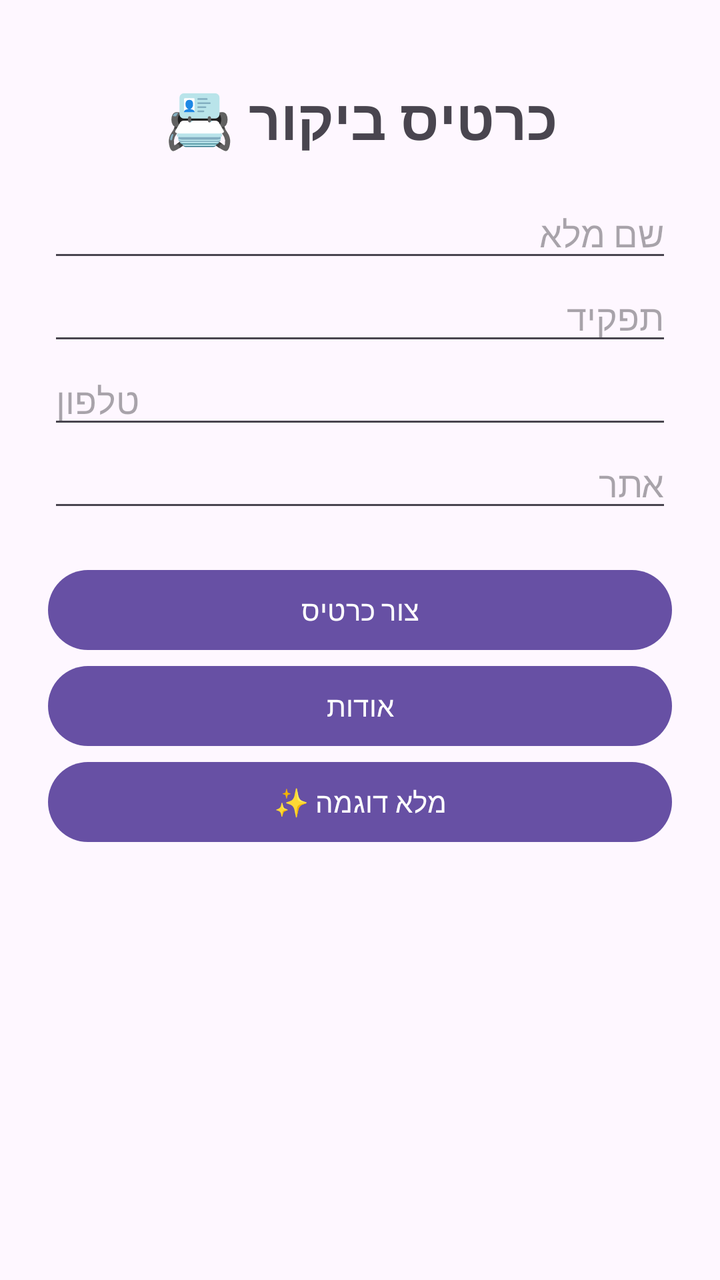
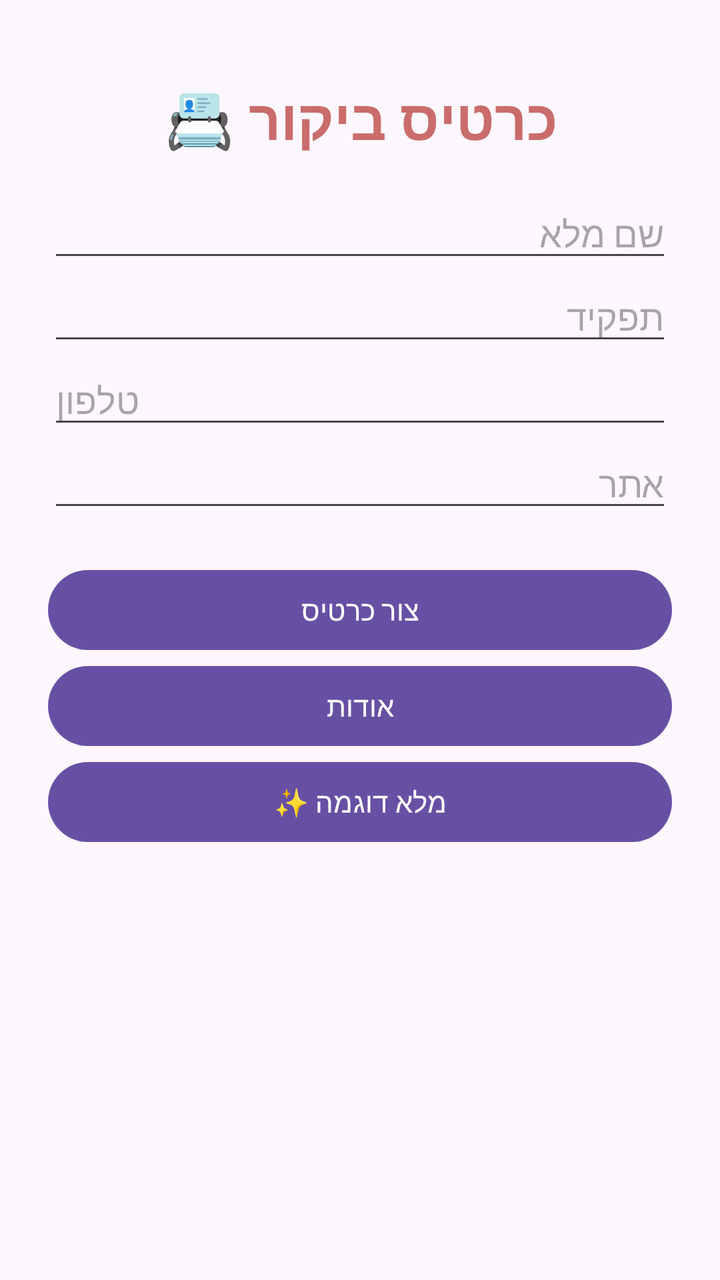

Before-and-after screenshots of an Android layout around one commit, followed by the original layout XML and the change that was made.
<!-- AndroidManifest.xml: application theme Theme.NewHomeWork -->
<!-- res/layout/activity_main.xml -->
<?xml version="1.0" encoding="utf-8"?>
<ScrollView xmlns:android="http://schemas.android.com/apk/res/android"
    android:layout_width="match_parent"
    android:layout_height="match_parent"
    android:fillViewport="true">

    <LinearLayout
        android:layout_width="match_parent"
        android:layout_height="wrap_content"
        android:orientation="vertical"
        android:padding="24dp"
        android:gravity="center_horizontal"
        android:layoutDirection="rtl">

        <TextView
            android:layout_width="match_parent"
            android:layout_height="wrap_content"
            android:text="כרטיס ביקור 📇"
            android:textSize="28sp"
            android:textStyle="bold"
            android:gravity="center"
            android:padding="16dp" />

        <EditText
            android:id="@+id/etName"
            android:layout_width="match_parent"
            android:layout_height="wrap_content"
            android:hint="שם מלא"
            android:inputType="textPersonName"
            android:singleLine="true" />

        <EditText
            android:id="@+id/etJob"
            android:layout_width="match_parent"
            android:layout_height="wrap_content"
            android:hint="תפקיד"
            android:inputType="textCapSentences"
            android:singleLine="true" />

        <EditText
            android:id="@+id/etPhone"
            android:layout_width="match_parent"
            android:layout_height="wrap_content"
            android:hint="טלפון"
            android:inputType="phone"
            android:singleLine="true" />

        <EditText
            android:id="@+id/etSite"
            android:layout_width="match_parent"
            android:layout_height="wrap_content"
            android:hint="אתר"
            android:inputType="textUri"
            android:singleLine="true" />

        <Button
            android:id="@+id/btnCreateCard"
            android:layout_width="match_parent"
            android:layout_height="wrap_content"
            android:layout_marginTop="20dp"
            android:text="צור כרטיס" />

        <Button
            android:id="@+id/btnAbout"
            android:layout_width="match_parent"
            android:layout_height="wrap_content"
            android:text="אודות" />

        <Button
            android:id="@+id/btnExample"
            android:layout_width="match_parent"
            android:layout_height="wrap_content"
            android:text="מלא דוגמה ✨" />

    </LinearLayout>
</ScrollView>
<!-- resources referenced by this layout -->
<resources>
  <style name="Theme.NewHomeWork" parent="Base.Theme.NewHomeWork" />
  <style name="Base.Theme.NewHomeWork" parent="Theme.Material3.DayNight.NoActionBar">
          
          
      </style>
</resources>

<!-- the commit's change to res/layout/activity_main.xml (unified diff, before → after) -->
@@ -19,6 +19,7 @@
             android:textSize="28sp"
             android:textStyle="bold"
             android:gravity="center"
+            android:textColor="#CA6C6C"
             android:padding="16dp" />
 
         <EditText
